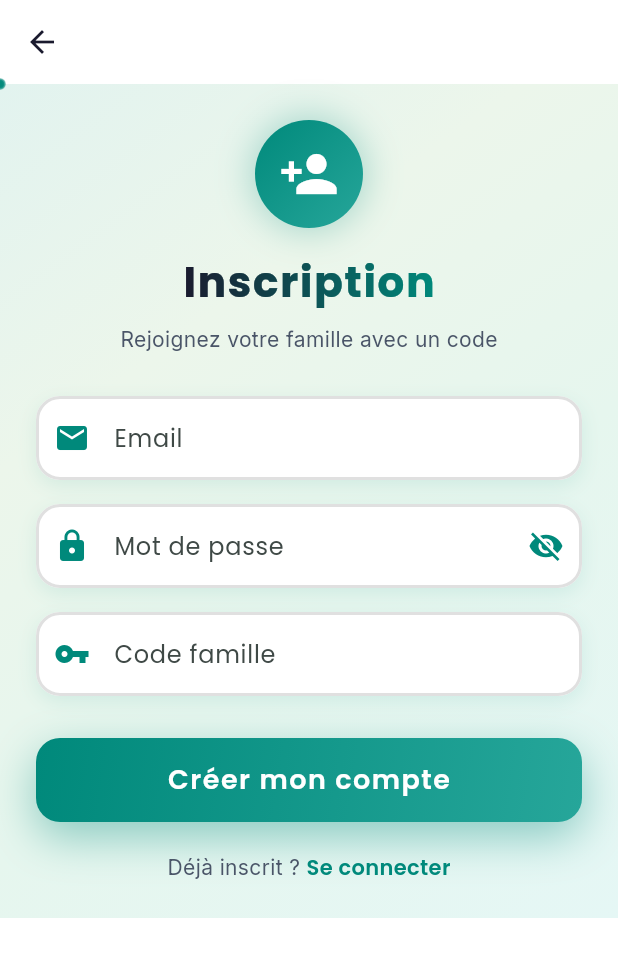
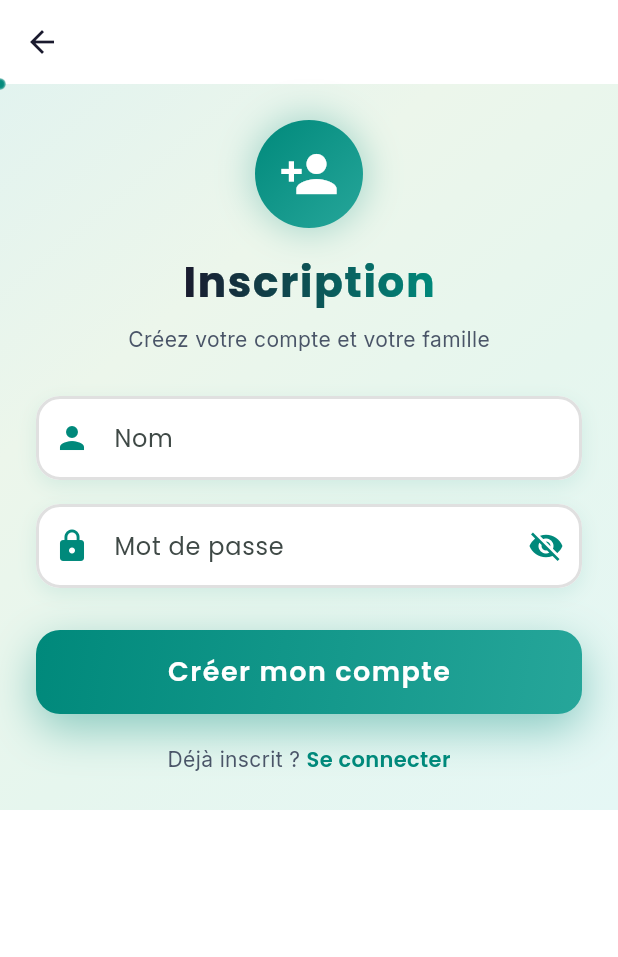
Before and after one commit to achraf-laajimi/ai-challenge-v2-45, a Flutter app: the RegisterPage screen opened directly, on a phone screen of 412 x 824 dp. Shown: the top 957 px of the screen. Run offline on Flutter 3.47's test engine with Material 3 defaults, Android fonts, the phone set to English and light mode, and no system bars; our stand-ins replace google_fonts, google_maps_flutter, shared_preferences; accounts and stored records are empty.

Commit message:
Initial commit

```diff
--- a/back/requirements.txt
+++ b/back/requirements.txt
@@ -1,9 +1,10 @@
 fastapi>=0.109.0
 uvicorn[standard]>=0.27.0
 motor>=3.3.0
-pydantic>=2.5.0
+pydantic[email]>=2.5.0
 pydantic-settings>=2.1.0
 python-jose[cryptography]>=3.3.0
 passlib[bcrypt]>=1.7.4
 python-multipart>=0.0.6
+email-validator>=2.0.0
 bson>=0.5.10
--- a/front/lib/models/family.dart
+++ b/front/lib/models/family.dart
@@ -3,7 +3,6 @@ import 'person.dart';
 /// Represents a family unit with father, mother, children and history.
 class Family {
   final String? id;
-  final String? familyCode;
   final Person? father;
   final Person? mother;
   final List<Person> children;
@@ -11,7 +10,6 @@ class Family {
 
   const Family({
     this.id,
-    this.familyCode,
     required this.father,
     required this.mother,
     this.children = const [],
@@ -27,7 +25,7 @@ class Family {
     return list;
   }
 
-  /// From API JSON (camelCase: familyCode, familyHistory, createdAt).
+  /// From API JSON (camelCase: familyHistory, createdAt).
   factory Family.fromJson(Map<String, dynamic> json) {
     Person? parsePerson(dynamic v) {
       if (v == null || v is! Map<String, dynamic>) return null;
@@ -42,7 +40,6 @@ class Family {
 
     return Family(
       id: json['id'] as String?,
-      familyCode: json['familyCode'] as String?,
       father: f,
       mother: m,
       children: ch,
--- a/front/lib/service/auth_service.dart
+++ b/front/lib/service/auth_service.dart
@@ -14,13 +14,11 @@ class AuthService {
 
   final ApiClient _api = ApiClient.instance;
 
-  /// Returns saved access token or null.
   Future<String?> getToken() async {
     final prefs = await SharedPreferences.getInstance();
     return prefs.getString(_keyToken);
   }
 
-  /// Save token and user info after login/register.
   Future<void> _saveSession({
     required String token,
     required String userId,
@@ -33,7 +31,6 @@ class AuthService {
     _api.setToken(token);
   }
 
-  /// Clear session (logout).
   Future<void> logout() async {
     final prefs = await SharedPreferences.getInstance();
     await prefs.remove(_keyToken);
@@ -42,7 +39,6 @@ class AuthService {
     _api.setToken(null);
   }
 
-  /// Restore token from storage (call on app start).
   Future<bool> restoreSession() async {
     final token = await getToken();
     if (token == null || token.isEmpty) return false;
@@ -50,13 +46,13 @@ class AuthService {
     return true;
   }
 
-  /// Login with email and password. Returns error message or null on success.
+  /// Login with name and password. Returns error message or null on success.
   Future<String?> login({
-    required String email,
+    required String name,
     required String password,
   }) async {
     final res = await _api.post('/auth/login', body: {
-      'email': email,
+      'name': name,
       'password': password,
     });
     if (res.statusCode != 200) {
@@ -73,19 +69,15 @@ class AuthService {
     return null;
   }
 
-  /// Register. If [familyCode] is empty, creates a new family; otherwise joins existing.
+  /// Register: creates new user and new family.
   Future<String?> register({
-    required String email,
+    required String name,
     required String password,
-    String familyCode = '',
   }) async {
-    final body = <String, dynamic>{
-      'email': email,
+    final res = await _api.post('/auth/register', body: {
+      'name': name,
       'password': password,
-    };
-    if (familyCode.isNotEmpty) body['family_code'] = familyCode;
-
-    final res = await _api.post('/auth/register', body: body);
+    });
     if (res.statusCode != 200) {
       final data = jsonDecode(res.body) as Map<String, dynamic>?;
       return data?['detail']?.toString() ?? 'Registration failed';
--- a/front/lib/view/pages/auth/login_page.dart
+++ b/front/lib/view/pages/auth/login_page.dart
@@ -14,7 +14,7 @@ class LoginPage extends StatefulWidget {
 }
 
 class _LoginPageState extends State<LoginPage> with TickerProviderStateMixin {
-  final _emailController = TextEditingController();
+  final _nameController = TextEditingController();
   final _passwordController = TextEditingController();
   bool _isLoading = false;
   bool _obscurePassword = true;
@@ -36,26 +36,26 @@ class _LoginPageState extends State<LoginPage> with TickerProviderStateMixin {
 
   @override
   void dispose() {
-    _emailController.dispose();
+    _nameController.dispose();
     _passwordController.dispose();
     _gradientController.dispose();
     super.dispose();
   }
 
   Future<void> _submit() async {
-    final email = _emailController.text.trim();
+    final name = _nameController.text.trim();
     final password = _passwordController.text.trim();
-    if (email.isEmpty || password.isEmpty) {
+    if (name.isEmpty || password.isEmpty) {
       ScaffoldMessenger.of(context).showSnackBar(
         const SnackBar(
-          content: Text('Email et mot de passe requis.'),
+          content: Text('Nom et mot de passe requis.'),
           behavior: SnackBarBehavior.floating,
         ),
       );
       return;
     }
     setState(() => _isLoading = true);
-    final error = await AuthService.instance.login(email: email, password: password);
+    final error = await AuthService.instance.login(name: name, password: password);
     if (!mounted) return;
     setState(() => _isLoading = false);
     if (error != null) {
@@ -153,7 +153,7 @@ class _LoginPageState extends State<LoginPage> with TickerProviderStateMixin {
                       ),
                       const SizedBox(height: 8),
                       Text(
-                        'Connectez-vous à votre compte',
+                        'Entrez votre nom et mot de passe',
                         style: GoogleFonts.inter(
                           fontSize: 16,
                           color: AppColors.textSecondary,
@@ -162,10 +162,10 @@ class _LoginPageState extends State<LoginPage> with TickerProviderStateMixin {
                       ),
                       const SizedBox(height: 32),
                       _input(
-                        controller: _emailController,
-                        label: 'Email',
-                        hint: 'votre@email.com',
-                        icon: Icons.email,
+                        controller: _nameController,
+                        label: 'Nom',
+                        hint: 'Votre nom',
+                        icon: Icons.person,
                       ),
                       const SizedBox(height: 16),
                       _input(
--- a/front/lib/view/pages/auth/register_page.dart
+++ b/front/lib/view/pages/auth/register_page.dart
@@ -15,9 +15,8 @@ class RegisterPage extends StatefulWidget {
 
 class _RegisterPageState extends State<RegisterPage>
     with TickerProviderStateMixin {
-  final _emailController = TextEditingController();
+  final _nameController = TextEditingController();
   final _passwordController = TextEditingController();
-  final _familyCodeController = TextEditingController();
   bool _isLoading = false;
   bool _obscurePassword = true;
 
@@ -38,21 +37,19 @@ class _RegisterPageState extends State<RegisterPage>
 
   @override
   void dispose() {
-    _emailController.dispose();
+    _nameController.dispose();
     _passwordController.dispose();
-    _familyCodeController.dispose();
     _gradientController.dispose();
     super.dispose();
   }
 
   Future<void> _submit() async {
-    final email = _emailController.text.trim();
+    final name = _nameController.text.trim();
     final password = _passwordController.text.trim();
-    final code = _familyCodeController.text.trim();
-    if (email.isEmpty || password.isEmpty) {
+    if (name.isEmpty || password.isEmpty) {
       ScaffoldMessenger.of(context).showSnackBar(
         const SnackBar(
-          content: Text('Email et mot de passe requis.'),
+          content: Text('Nom et mot de passe requis.'),
           behavior: SnackBarBehavior.floating,
         ),
       );
@@ -60,9 +57,8 @@ class _RegisterPageState extends State<RegisterPage>
     }
     setState(() => _isLoading = true);
     final error = await AuthService.instance.register(
-      email: email,
+      name: name,
       password: password,
-      familyCode: code,
     );
     if (!mounted) return;
     setState(() => _isLoading = false);
@@ -168,7 +164,7 @@ class _RegisterPageState extends State<RegisterPage>
                       ),
                       const SizedBox(height: 8),
                       Text(
-                        'Rejoignez votre famille avec un code',
+                        'Créez votre compte et votre famille',
                         style: GoogleFonts.inter(
                           fontSize: 14,
                           color: AppColors.textSecondary,
@@ -176,10 +172,10 @@ class _RegisterPageState extends State<RegisterPage>
                       ),
                       const SizedBox(height: 28),
                       _input(
-                        controller: _emailController,
-                        label: 'Email',
-                        hint: 'votre@email.com',
-                        icon: Icons.email,
+                        controller: _nameController,
+                        label: 'Nom',
+                        hint: 'Votre nom',
+                        icon: Icons.person,
                       ),
                       const SizedBox(height: 16),
                       _input(
@@ -193,13 +189,6 @@ class _RegisterPageState extends State<RegisterPage>
                         suffixIcon: _obscurePassword
                             ? Icons.visibility_off
                             : Icons.visibility,
-                      ),
-                      const SizedBox(height: 16),
-                      _input(
-                        controller: _familyCodeController,
-                        label: 'Code famille',
-                        hint: 'Ex: FAM-XXXX (fourni par le créateur)',
-                        icon: Icons.vpn_key,
                       ),
                       const SizedBox(height: 28),
                       Container(
```
Also changed, not shown: 5 other files.
